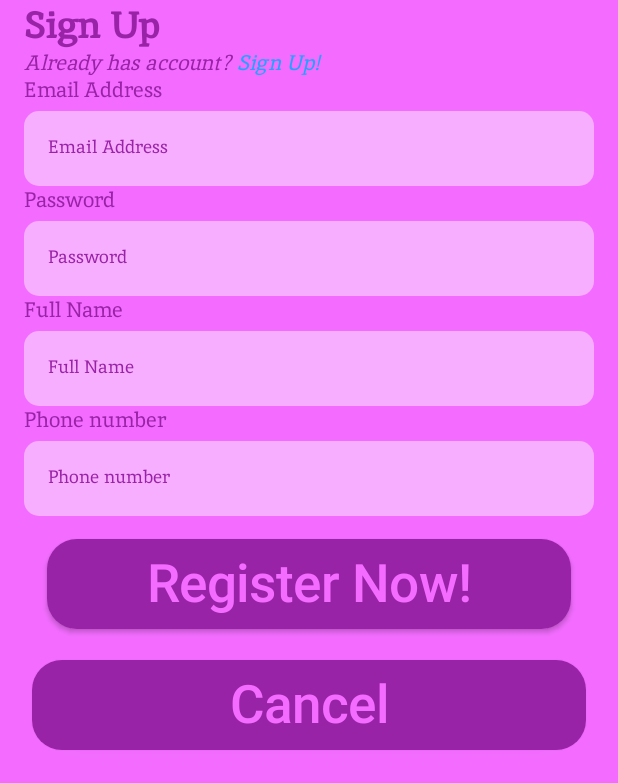
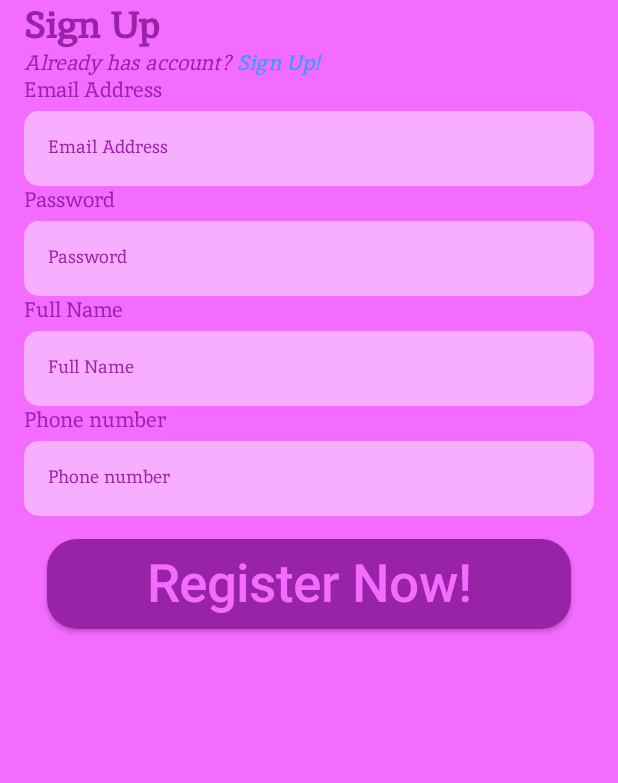
Before and after one commit to Vexrina/MAD_WS_P, an Android app built with Jetpack Compose: the screen it shows after launch (MainActivity), after a tap on "Sign In!", on a phone screen of 412 x 824 dp, the part 453-1236 px from its top. Run offline under Robolectric (Android 15) with nearby library versions, the phone set to English and light mode, and no system bars; our stand-ins replace Dagger/Hilt's generated code, accompanist, livedata-compose.

```diff
--- a/shushufood/app/src/main/java/com/example/shushufood/ui/components/TextSearch.kt
+++ b/shushufood/app/src/main/java/com/example/shushufood/ui/components/TextSearch.kt
@@ -31,9 +31,10 @@ fun TextSearch(
     query: String,
     onQueryChange: (String) -> Unit,
     modifier: Modifier = Modifier,
-    placeholder: String,
+    placeholder: String = "Search...",
 ){
     TextField(
+        singleLine = true,
         value =query,
         onValueChange = onQueryChange,
         placeholder = {
--- a/shushufood/app/src/main/java/com/example/shushufood/ui/screens/login/LoginScreen.kt
+++ b/shushufood/app/src/main/java/com/example/shushufood/ui/screens/login/LoginScreen.kt
@@ -29,7 +29,12 @@ import com.example.shushufood.ui.screens.login.views.SignInView
 import com.example.shushufood.ui.screens.login.views.SignUpView
 import com.example.shushufood.ui.theme.AppTheme
 import com.example.shushufood.ui.theme.Inika
+import com.example.shushufood.utils.network.ApiService
 import androidx.compose.material.Text as Text
+
+private val apiService by lazy {
+    ApiService.create()
+}
 
 @Composable
 fun LoginScreen(
@@ -152,9 +157,6 @@ fun LoginScreen(
                         onRegisterClick = {
                             loginViewModel.obtainEvent(LoginEvent.LoginClicked)
                         },
-                        onCancelClicked = {
-                            loginViewModel.obtainEvent(LoginEvent.LoginClicked)
-                        },
                     )
                     LoginSubState.Forgot -> ForgotView()
                 }
--- a/shushufood/app/src/main/java/com/example/shushufood/ui/screens/login/LoginViewModel.kt
+++ b/shushufood/app/src/main/java/com/example/shushufood/ui/screens/login/LoginViewModel.kt
@@ -63,7 +63,7 @@ class LoginViewModel @Inject constructor(): ViewModel(), EventHandler<LoginEvent
     private fun loginClicked(){
         viewModelScope.launch(Dispatchers.IO){
             _viewState.postValue(_viewState.value?.copy(isProgress = true))
-            //delay(3000)
+            delay(3000)
             _viewState.postValue(_viewState.value?.copy(isProgress = false, loginAction = LoginAction.OpenDashBoard("qwerty")))
 
         }
--- a/shushufood/app/src/main/java/com/example/shushufood/ui/screens/login/views/SignUpView.kt
+++ b/shushufood/app/src/main/java/com/example/shushufood/ui/screens/login/views/SignUpView.kt
@@ -25,7 +25,6 @@ fun SignUpView(
     onPasswordFieldChange: (String)->Unit,
     onPhoneNumberFieldChange: (String)->Unit,
     onFullNameFieldChange: (String)->Unit,
-    onCancelClicked: ()->Unit,
     onRegisterClick: ()-> Unit
 ){
     Column(modifier = Modifier.fillMaxSize()){
@@ -98,35 +97,5 @@ fun SignUpView(
                 )
             }
         }
-        Button(
-            modifier = Modifier
-                .padding(5.dp)
-                .fillMaxWidth()
-                .height(60.dp),
-            onClick = {
-                if(!viewState.isProgress)
-                    onCancelClicked.invoke()
-            },
-            shape = RoundedCornerShape(size = 20.dp),
-            colors = ButtonDefaults.buttonColors(
-                backgroundColor = AppTheme.colors.primaryTextColor
-            )
-        )
-        {
-            if (viewState.isProgress){
-                CircularProgressIndicator(
-                    strokeWidth = 2.dp,
-                    color = AppTheme.colors.actionTextColor
-                )
-            }
-            else {
-                Text(
-                    text = stringResource(id = R.string.action_cancel),
-                    fontWeight = FontWeight.Medium,
-                    color = AppTheme.colors.primaryBackground,
-                    style = TextStyle(fontSize = 35.sp)
-                )
-            }
-        }
     }
 }
--- a/shushufood/app/src/main/java/com/example/shushufood/utils/network/ApiRoutes.kt
+++ b/shushufood/app/src/main/java/com/example/shushufood/utils/network/ApiRoutes.kt
@@ -3,4 +3,6 @@ package com.example.shushufood.utils.network
 object ApiRoutes {
     private const val BASE_URL = "http://10.0.2.2:8080"
     const val MENU_SEARCH = "$BASE_URL/menu/search"
+    const val REGISTER = "$BASE_URL/register"
+    const val LOGIN = "$BASE_URL/login"
 }
--- a/shushufood/app/src/main/java/com/example/shushufood/utils/network/ApiService.kt
+++ b/shushufood/app/src/main/java/com/example/shushufood/utils/network/ApiService.kt
@@ -14,6 +14,10 @@ import io.ktor.serialization.kotlinx.json.*
 
 interface ApiService {
     suspend fun getProducts(query: String): List<MenuResponseModel>
+
+    suspend fun tryLogin(email: String, password: String): String
+
+    suspend fun tryRegister(email: String, password: String, phoneNumber: String, fullName: String): String
 
 //  Admin application feature
 //    suspend fun createProducts(productRequest: MenuRequestModel): MenuResponseModel?
```
Also changed, not shown: shushufood/app/src/main/java/com/example/shushufood/common/MenuRepository.kt (added, +18 -0 lines), shushufood/app/src/main/java/com/example/shushufood/ui/components/MenuCard.kt (+22 -2 lines), shushufood/app/src/main/java/com/example/shushufood/ui/screens/ContentScreen.kt (+28 -17 lines), shushufood/app/src/main/java/com/example/shushufood/ui/screens/MainScreen.kt (+0 -7 lines), shushufood/app/src/main/java/com/example/shushufood/ui/screens/menu_search/models/SearchViewState.kt (+8 -9 lines), shushufood/app/src/main/java/com/example/shushufood/utils/models/LoginRequestModel.kt (added, +9 -0 lines), shushufood/app/src/main/java/com/example/shushufood/utils/models/LoginResponseModel.kt (added, +8 -0 lines), shushufood/app/src/main/java/com/example/shushufood/utils/models/RegisterRequestModel.kt (added, +11 -0 lines), shushufood/app/src/main/java/com/example/shushufood/utils/models/RegisterResponseModel.kt (added, +8 -0 lines), shushufood/app/src/main/java/com/example/shushufood/utils/network/ApiServiceImpl.kt (+35 -0 lines).
